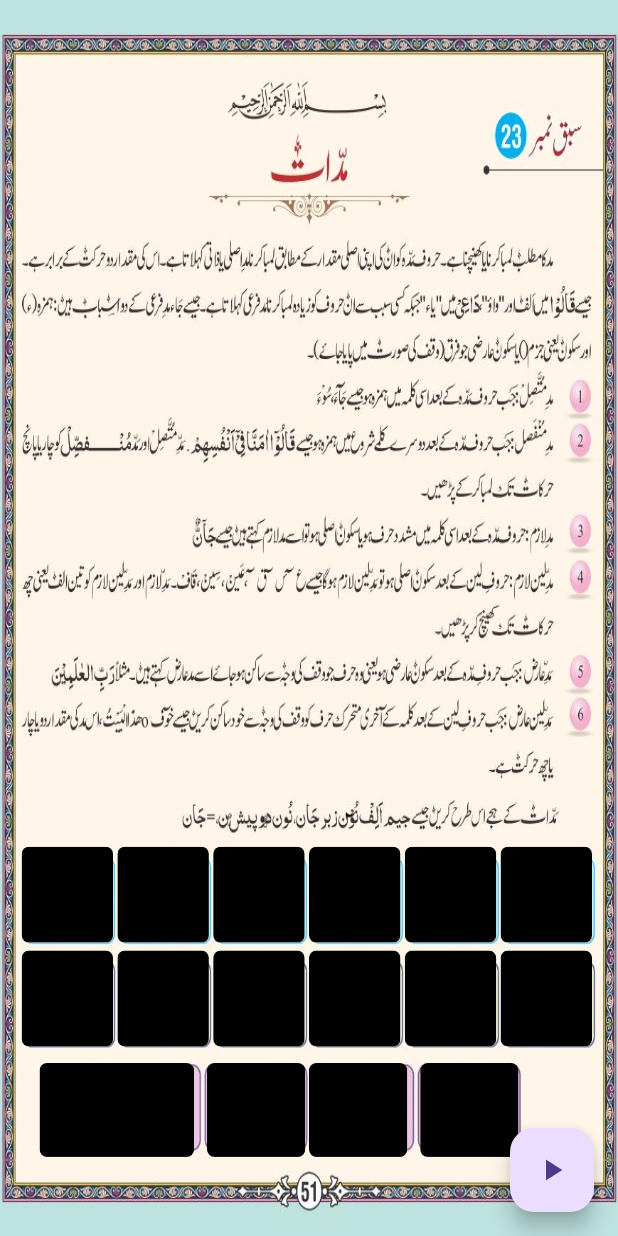
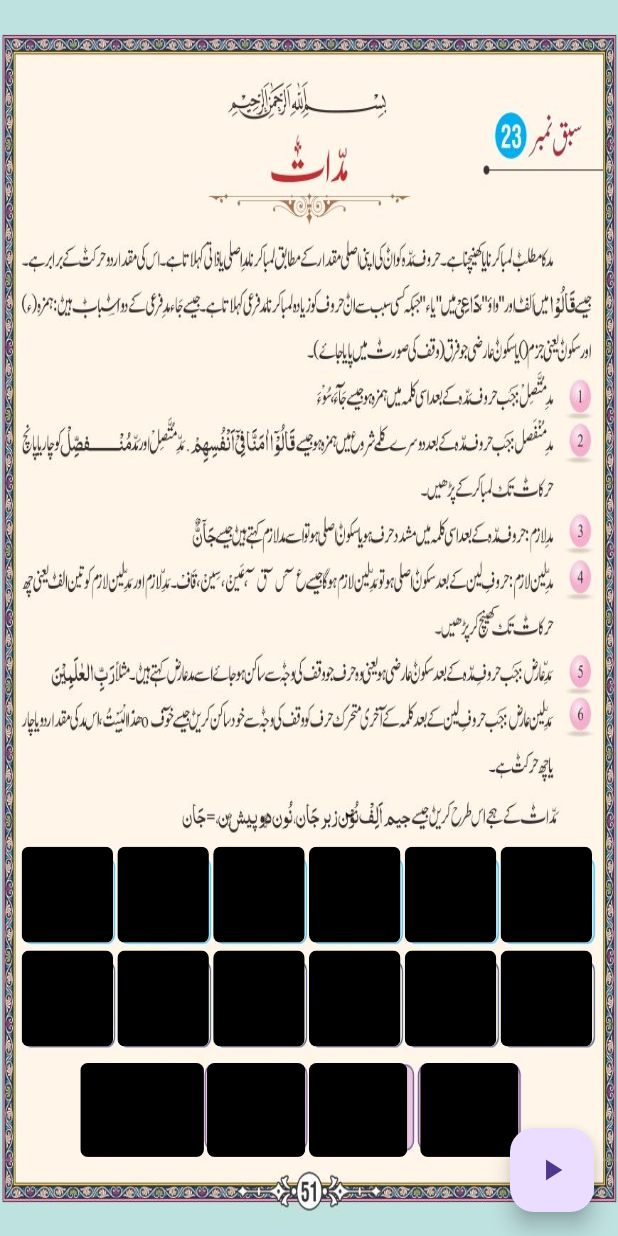
Before and after one commit to ahmadali369/makki-madani-qaida-migrated, a Flutter app: the P43_S23 screen opened directly, on a phone screen of 412 x 824 dp. Run offline on Flutter 3.47's test engine with Material 3 defaults, Android fonts, the phone set to English and light mode, and no system bars; our stand-ins replace animate_do, audioplayers, dots_indicator, geolocator, google_fonts; missing offline and left inert: flutter_qiblah.

Commit message:
fixed: p43

```diff
--- a/lib/pages/p43-51_23.dart
+++ b/lib/pages/p43-51_23.dart
@@ -120,8 +120,8 @@ class _P43_S23State extends State<P43_S23> {
             buttonState: _buttonStates[15],
             audio: _audios[15],
             top: 0.86,
-            left: .064,
-            width: .25,
+            left: .13,
+            width: .2,
             heigt: .076,
           ),
           AudioButtonWidget(
```
